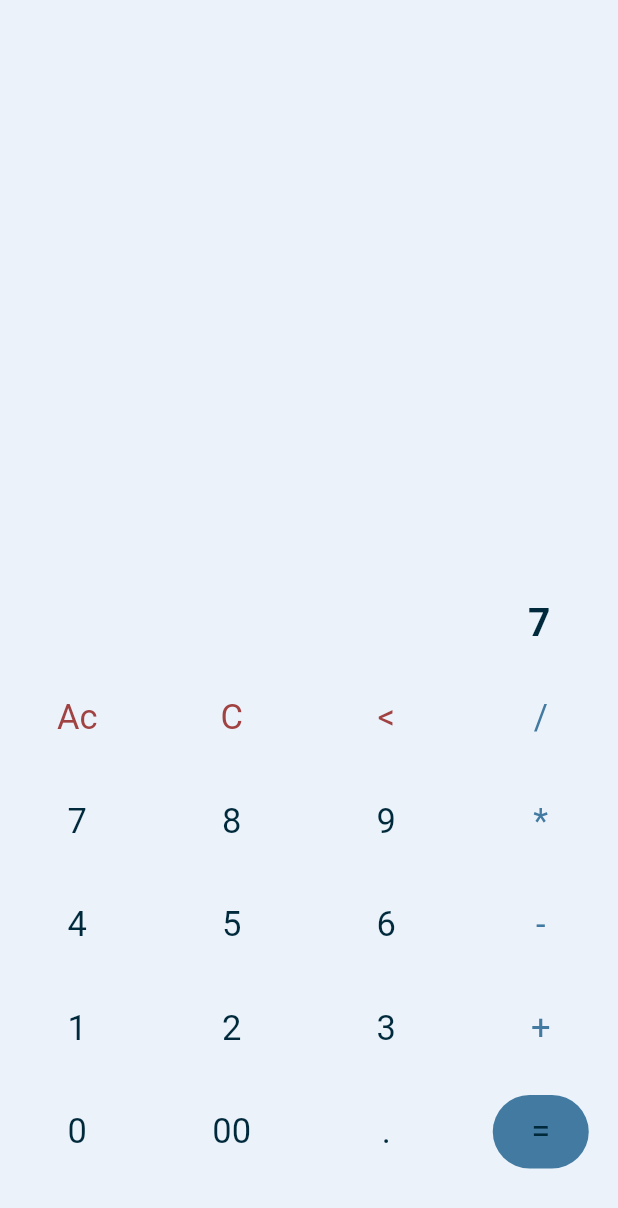
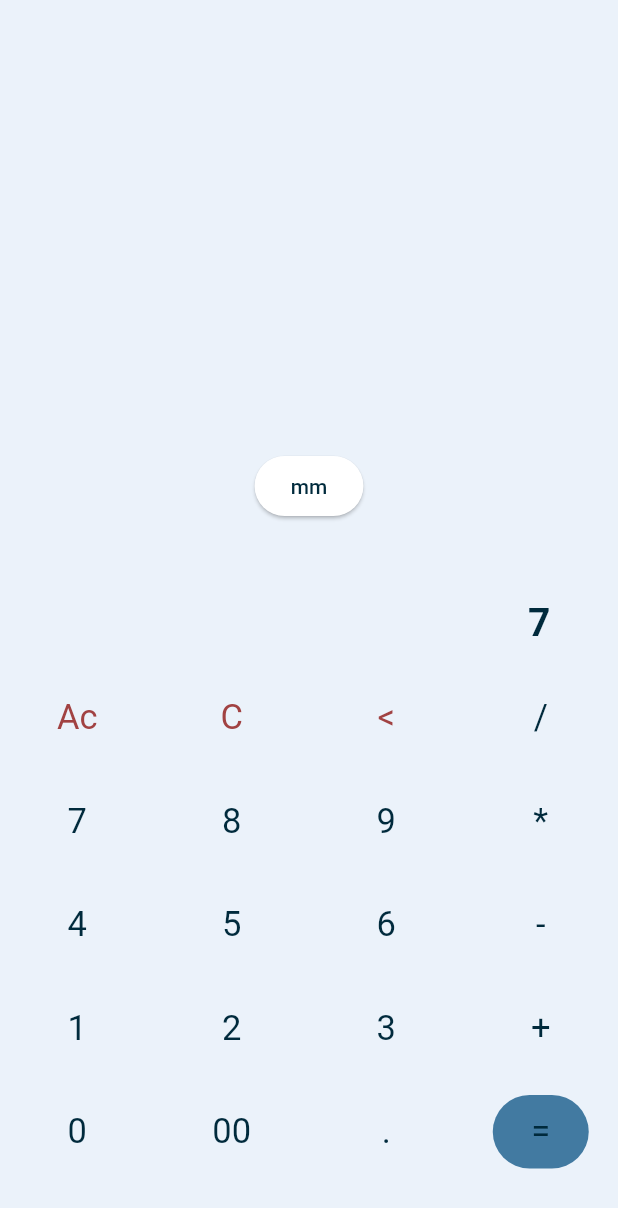
Before and after one commit to Faysal-Maxamed/Calculator-App, a Flutter app: the screen it shows after launch, after a tap on an icon or button, on a phone screen of 412 x 824 dp. Shown: the top 1208 px of the screen. Run offline on Flutter 3.47's test engine with Material 3 defaults, Android fonts, the phone set to English and light mode, and no system bars; our stand-ins replace google_fonts; Roboto replaces fonts that are missing (Abel).

Commit message:
dark and light mode

```diff
--- a/lib/home_screen.dart
+++ b/lib/home_screen.dart
@@ -1,8 +1,9 @@
 import 'package:calculator/themes.dart';
+import 'package:calculator/themes/theme_provider.dart';
 import 'package:calculator/widgets/text_widget.dart';
-import 'package:flutter/cupertino.dart';
 import 'package:flutter/material.dart';
 import 'package:google_fonts/google_fonts.dart';
+import 'package:provider/provider.dart';
 
 class HomeScreen extends StatefulWidget {
   const HomeScreen({super.key});
@@ -23,7 +24,6 @@ class _HomeScreenState extends State<HomeScreen> {
     print(btnval);
     if (btnval == 'C') {
       history = '';
-      numberdisplay = '';
       firstnumber = 0;
       secondnumber = 0;
     } else if (btnval == 'Ac') {
@@ -31,6 +31,7 @@ class _HomeScreenState extends State<HomeScreen> {
       numberdisplay = '';
       firstnumber = 0;
       secondnumber = 0;
+      result = '';
     } else if (btnval == '+' ||
         btnval == '-' ||
         btnval == '*' ||
@@ -67,12 +68,18 @@ class _HomeScreenState extends State<HomeScreen> {
   @override
   Widget build(BuildContext context) {
     return Scaffold(
-      backgroundColor: backlight,
+      backgroundColor: Theme.of(context).colorScheme.background,
       body: Padding(
         padding: const EdgeInsets.symmetric(vertical: 25),
         child: Column(
           mainAxisAlignment: MainAxisAlignment.end,
           children: [
+            ElevatedButton(
+              onPressed: () =>
+                  Provider.of<ThemeProvider>(context, listen: false)
+                      .ontoggletheme(),
+              child: Text("mm"),
+            ),
             Container(
               padding: EdgeInsets.only(right: 45, bottom: 20),
               alignment: Alignment.bottomRight,
@@ -80,7 +87,7 @@ class _HomeScreenState extends State<HomeScreen> {
                 history,
                 style: GoogleFonts.abel(
                   fontSize: 20,
-                  color: historycolor,
+                  color: Theme.of(context).colorScheme.primary,
                 ),
               ),
             ),
@@ -91,7 +98,7 @@ class _HomeScreenState extends State<HomeScreen> {
                 numberdisplay,
                 style: GoogleFonts.abel(
                     fontSize: 26,
-                    color: resultcolor,
+                    color: Theme.of(context).colorScheme.primary,
                     fontWeight: FontWeight.bold),
               ),
             ),
@@ -116,7 +123,7 @@ class _HomeScreenState extends State<HomeScreen> {
                 textbuttonWidget(
                   calback: buttononclick,
                   text: "/",
-                  textcolor: backbuttoncolor,
+                  textcolor: Theme.of(context).colorScheme.primary,
                 ),
               ],
             ),
@@ -129,22 +136,22 @@ class _HomeScreenState extends State<HomeScreen> {
                 textbuttonWidget(
                   calback: buttononclick,
                   text: "7",
-                  textcolor: textcolor,
+                  textcolor: Theme.of(context).colorScheme.primary,
                 ),
                 textbuttonWidget(
                   calback: buttononclick,
                   text: "8",
-                  textcolor: textcolor,
+                  textcolor: Theme.of(context).colorScheme.primary,
                 ),
                 textbuttonWidget(
                   calback: buttononclick,
                   text: "9",
-                  textcolor: textcolor,
+                  textcolor: Theme.of(context).colorScheme.primary,
                 ),
                 textbuttonWidget(
                   calback: buttononclick,
                   text: "*",
-                  textcolor: backbuttoncolor,
+                  textcolor: Theme.of(context).colorScheme.primary,
                 ),
               ],
             ),
@@ -157,22 +164,22 @@ class _HomeScreenState extends State<HomeScreen> {
                 textbuttonWidget(
                   calback: buttononclick,
                   text: "4",
-                  textcolor: textcolor,
+                  textcolor: Theme.of(context).colorScheme.primary,
                 ),
                 textbuttonWidget(
                   calback: buttononclick,
                   text: "5",
-                  textcolor: textcolor,
+                  textcolor: Theme.of(context).colorScheme.primary,
                 ),
                 textbuttonWidget(
                   calback: buttononclick,
                   text: "6",
-                  textcolor: textcolor,
+                  textcolor: Theme.of(context).colorScheme.primary,
                 ),
                 textbuttonWidget(
                   calback: buttononclick,
                   text: "-",
-                  textcolor: backbuttoncolor,
+                  textcolor: Theme.of(context).colorScheme.primary,
                 ),
               ],
             ),
@@ -185,22 +192,22 @@ class _HomeScreenState extends State<HomeScreen> {
                 textbuttonWidget(
                   calback: buttononclick,
                   text: "1",
-                  textcolor: textcolor,
+                  textcolor: Theme.of(context).colorScheme.primary,
                 ),
                 textbuttonWidget(
                   calback: buttononclick,
                   text: "2",
-                  textcolor: textcolor,
+                  textcolor: Theme.of(context).colorScheme.primary,
                 ),
                 textbuttonWidget(
                   calback: buttononclick,
                   text: "3",
-                  textcolor: textcolor,
+                  textcolor: Theme.of(context).colorScheme.primary,
                 ),
                 textbuttonWidget(
                   text: "+",
                   calback: buttononclick,
-                  textcolor: backbuttoncolor,
+                  textcolor: Theme.of(context).colorScheme.primary,
                 ),
               ],
             ),
@@ -213,23 +220,23 @@ class _HomeScreenState extends State<HomeScreen> {
                 textbuttonWidget(
                   calback: buttononclick,
                   text: "0",
-                  textcolor: textcolor,
+                  textcolor: Theme.of(context).colorScheme.primary,
                 ),
                 textbuttonWidget(
                   calback: buttononclick,
                   text: "00",
-                  textcolor: textcolor,
+                  textcolor: Theme.of(context).colorScheme.primary,
                 ),
                 textbuttonWidget(
                   calback: buttononclick,
                   text: ".",
-                  textcolor: textcolor,
+                  textcolor: Theme.of(context).colorScheme.primary,
                 ),
                 textbuttonWidget(
                   calback: buttononclick,
                   back: backbuttoncolor,
                   text: "=",
-                  textcolor: textcolor,
+                  textcolor: Theme.of(context).colorScheme.primary,
                 ),
               ],
             ),
--- a/lib/main.dart
+++ b/lib/main.dart
@@ -1,9 +1,27 @@
+
 import 'package:calculator/home_screen.dart';
+import 'package:calculator/themes/theme_provider.dart';
 import 'package:flutter/material.dart';
+import 'package:provider/provider.dart';
 
 void main() {
-  runApp(MaterialApp(
-    debugShowCheckedModeBanner: false,
-    home: HomeScreen(),
-  ));
+  runApp( MultiProvider(providers: [
+    ChangeNotifierProvider(create: (_)=>ThemeProvider(),
+    )
+  ],child: MyApp(),
+  ),
+
+  );
 }
+
+class MyApp extends StatelessWidget {
+  const MyApp({super.key});
+
+  @override
+  Widget build(BuildContext context) {
+    return MaterialApp(
+      theme: Provider.of<ThemeProvider>(context).themeData,
+      home: HomeScreen(),
+    );
+  }
+}
--- /dev/null
+++ b/lib/themes/theme.dart
@@ -0,0 +1,17 @@
+import 'package:flutter/material.dart';
+
+ThemeData lightmode = ThemeData(
+  colorScheme: const ColorScheme.light(
+    brightness: Brightness.light,
+    background: Color(0xffEBF2FA),
+    primary: Color(0xff002A3C),
+  ),
+);
+
+ThemeData darkmode = ThemeData(
+  colorScheme: const ColorScheme.dark(
+    brightness: Brightness.dark,
+    background: Color(0xff002A3C),
+    primary: Color(0xffEBF2FA),
+  ),
+);
--- /dev/null
+++ b/lib/themes/theme_provider.dart
@@ -0,0 +1,22 @@
+import 'package:calculator/themes/theme.dart';
+import 'package:flutter/cupertino.dart';
+import 'package:flutter/material.dart';
+
+class ThemeProvider extends ChangeNotifier {
+  ThemeData _themeData = lightmode;
+
+  ThemeData get themeData => _themeData;
+
+  set waqti(ThemeData themdate) {
+    _themeData = themdate;
+    notifyListeners();
+  }
+
+  void ontoggletheme() {
+    if (_themeData == lightmode) {
+      waqti = darkmode;
+    } else {
+      waqti = lightmode;
+    }
+  }
+}
```
